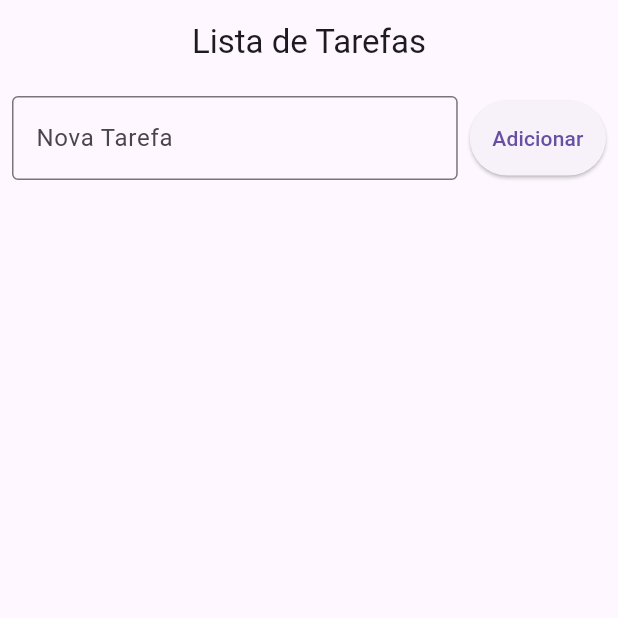
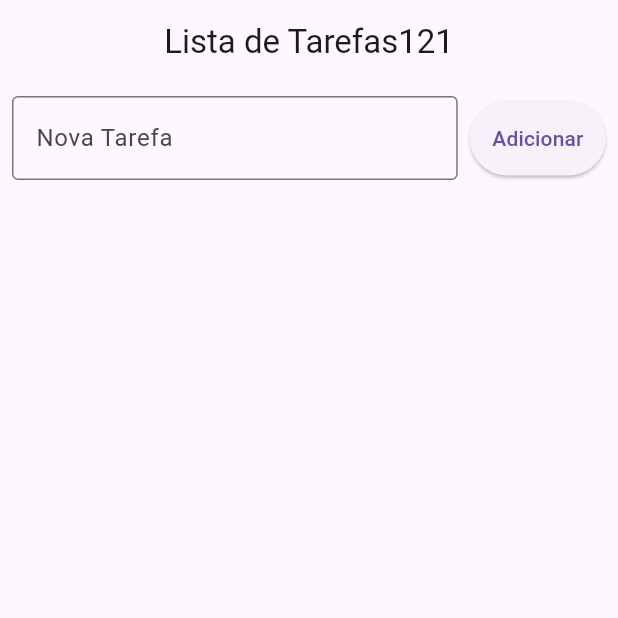
Before and after one commit to KevinSilva121/ToDoList_LocalStorageBrowser, a Flutter app: the screen it shows after launch, on a phone screen of 412 x 824 dp, the top half of it. Run offline on Flutter 3.47's test engine with Material 3 defaults, Android fonts, the phone set to English and light mode, and no system bars; our stand-ins replace shared_preferences.

Commit message:
comecei a editar o conteudo

```diff
--- a/meu_primeiro_app/lib/main.dart
+++ b/meu_primeiro_app/lib/main.dart
@@ -126,7 +126,10 @@ class _TodoListScreenState extends State<TodoListScreen> {
   @override
   Widget build(BuildContext context) {
     return Scaffold(
-      appBar: AppBar(title: const Text('Lista de Tarefas'), centerTitle: true),
+      appBar: AppBar(
+        title: const Text('Lista de Tarefas121'),
+        centerTitle: true,
+      ),
       body: Column(
         children: <Widget>[
           Padding(
```
